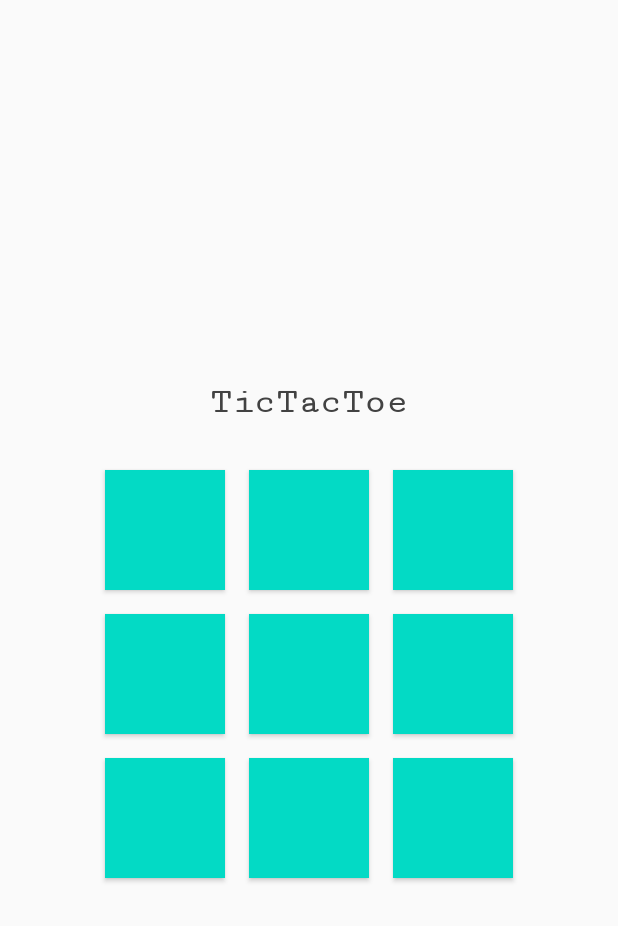
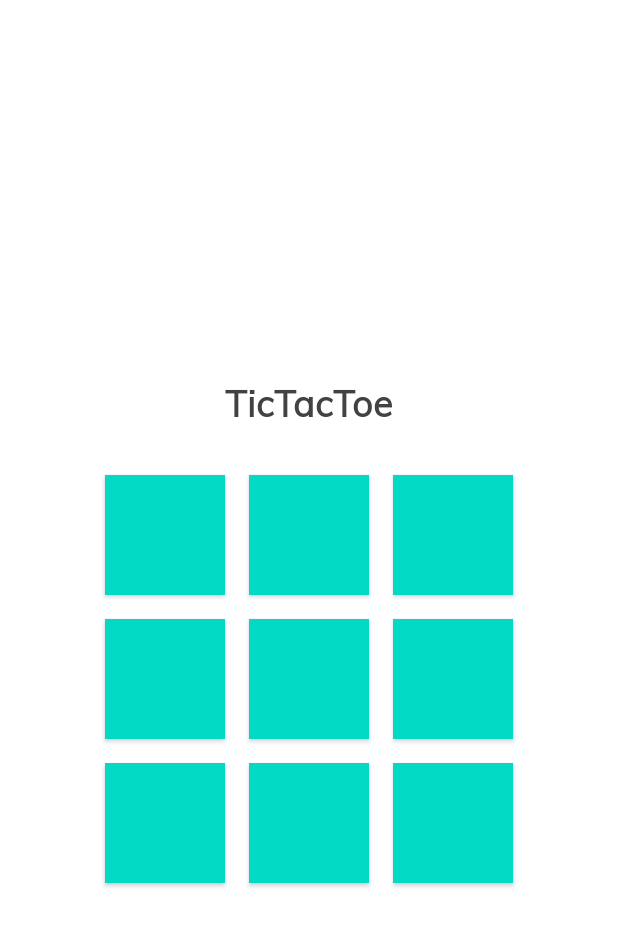
Before and after one commit to shivamt24/TicTac, an Android app: the screen it shows after launch (MainActivity), on a phone screen of 412 x 824 dp. Shown: the top 926 px of the screen. Run offline under Robolectric (Android 15) with nearby library versions, the phone set to English and light mode, and no system bars.

Commit message:
Added font
Signed-off-by: Kaushik Burkule <kaushikburkule@gmail.com>

```diff
--- a/app/src/main/res/layout/activity_main.xml
+++ b/app/src/main/res/layout/activity_main.xml
@@ -1,11 +1,9 @@
 <?xml version="1.0" encoding="utf-8"?>
 <androidx.constraintlayout.widget.ConstraintLayout xmlns:android="http://schemas.android.com/apk/res/android"
     xmlns:app="http://schemas.android.com/apk/res-auto"
-    xmlns:tools="http://schemas.android.com/tools"
     android:layout_width="match_parent"
     android:layout_height="match_parent"
-
-    >
+    android:background="@color/colorPrimaryDark">
 
     <!--Table Layout with 3 rows and each row with 3 buttons-->
     <TableLayout
@@ -27,15 +25,14 @@
             android:id="@+id/title"
             android:layout_width="wrap_content"
             android:layout_height="wrap_content"
+            android:layout_margin="16dp"
+            android:fontFamily="serif-monospace"
             android:gravity="center"
+            android:padding="8dp"
+            android:text="@string/app_title"
             android:textColor="#424242"
             android:textSize="24sp"
-                android:text="@string/app_title"
-                android:layout_margin="16dp"
-                android:padding="8dp"
-                android:fontFamily="serif-monospace"
-                android:textStyle="bold"
-                />
+            android:textStyle="bold" />
 
         <!--Row 1-->
         <TableRow>
@@ -43,13 +40,13 @@
             <Button
                 android:id="@+id/b00"
                 style="@style/Widget.AppCompat.Button"
-                android:layout_below="@+id/title"
                 android:layout_width="80dp"
                 android:layout_height="80dp"
+                android:layout_below="@+id/title"
                 android:layout_margin="8dp"
-                android:onClick="buClick"
                 android:background="@color/colorAccent"
                 android:gravity="center"
+                android:onClick="buClick"
                 android:textColor="#FFFFFF"
                 android:textSize="22sp" />
 
@@ -59,9 +56,9 @@
                 android:layout_width="80dp"
                 android:layout_height="80dp"
                 android:layout_margin="8dp"
-                android:onClick="buClick"
                 android:background="@color/colorAccent"
                 android:gravity="center"
+                android:onClick="buClick"
                 android:textColor="#FFFFFF"
                 android:textSize="22sp" />
 
@@ -71,9 +68,9 @@
                 android:layout_width="80dp"
                 android:layout_height="80dp"
                 android:layout_margin="8dp"
-                android:onClick="buClick"
                 android:background="@color/colorAccent"
                 android:gravity="center"
+                android:onClick="buClick"
                 android:textColor="#FFFFFF"
                 android:textSize="22sp" />
 
@@ -88,9 +85,9 @@
                 android:layout_width="80dp"
                 android:layout_height="80dp"
                 android:layout_margin="8dp"
-                android:onClick="buClick"
                 android:background="@color/colorAccent"
                 android:gravity="center"
+                android:onClick="buClick"
                 android:textColor="#FFFFFF"
                 android:textSize="22sp" />
 
@@ -100,9 +97,9 @@
                 android:layout_width="80dp"
                 android:layout_height="80dp"
                 android:layout_margin="8dp"
-                android:onClick="buClick"
                 android:background="@color/colorAccent"
                 android:gravity="center"
+                android:onClick="buClick"
                 android:textColor="#FFFFFF"
                 android:textSize="22sp" />
 
@@ -112,9 +109,9 @@
                 android:layout_width="80dp"
                 android:layout_height="80dp"
                 android:layout_margin="8dp"
-                android:onClick="buClick"
                 android:background="@color/colorAccent"
                 android:gravity="center"
+                android:onClick="buClick"
                 android:textColor="#FFFFFF"
                 android:textSize="22sp" />
 
@@ -129,9 +126,9 @@
                 android:layout_width="80dp"
                 android:layout_height="80dp"
                 android:layout_margin="8dp"
-                android:onClick="buClick"
                 android:background="@color/colorAccent"
                 android:gravity="center"
+                android:onClick="buClick"
                 android:textColor="#FFFFFF"
                 android:textSize="22sp" />
 
@@ -141,9 +138,9 @@
                 android:layout_width="80dp"
                 android:layout_height="80dp"
                 android:layout_margin="8dp"
-                android:onClick="buClick"
                 android:background="@color/colorAccent"
                 android:gravity="center"
+                android:onClick="buClick"
                 android:textColor="#FFFFFF"
                 android:textSize="22sp" />
 
@@ -153,9 +150,9 @@
                 android:layout_width="80dp"
                 android:layout_height="80dp"
                 android:layout_margin="8dp"
-                android:onClick="buClick"
                 android:background="@color/colorAccent"
                 android:gravity="center"
+                android:onClick="buClick"
                 android:textColor="#FFFFFF"
                 android:textSize="22sp" />
 
--- a/app/src/main/res/values/styles.xml
+++ b/app/src/main/res/values/styles.xml
@@ -5,7 +5,10 @@
         <!-- Customize your theme here. -->
         <item name="colorPrimary">@color/colorPrimary</item>
         <item name="colorPrimaryDark">@color/colorPrimaryDark</item>
+        <item name="android:statusBarColor">@color/colorPrimaryDark</item>
         <item name="colorAccent">@color/colorAccent</item>
+        <item name="android:windowLightStatusBar">true</item>
+        <item name="fontFamily">@font/muli_regular</item>
     </style>
 
 </resources>
```
Also changed, not shown: app/src/main/res/layout/custom_layout.xml (+6 -6 lines), app/src/main/res/font/muli_regular.ttf (added), app/src/main/res/font/muli_semi_bold.ttf (added). Lines whose indentation alone changed are shown as unchanged.
